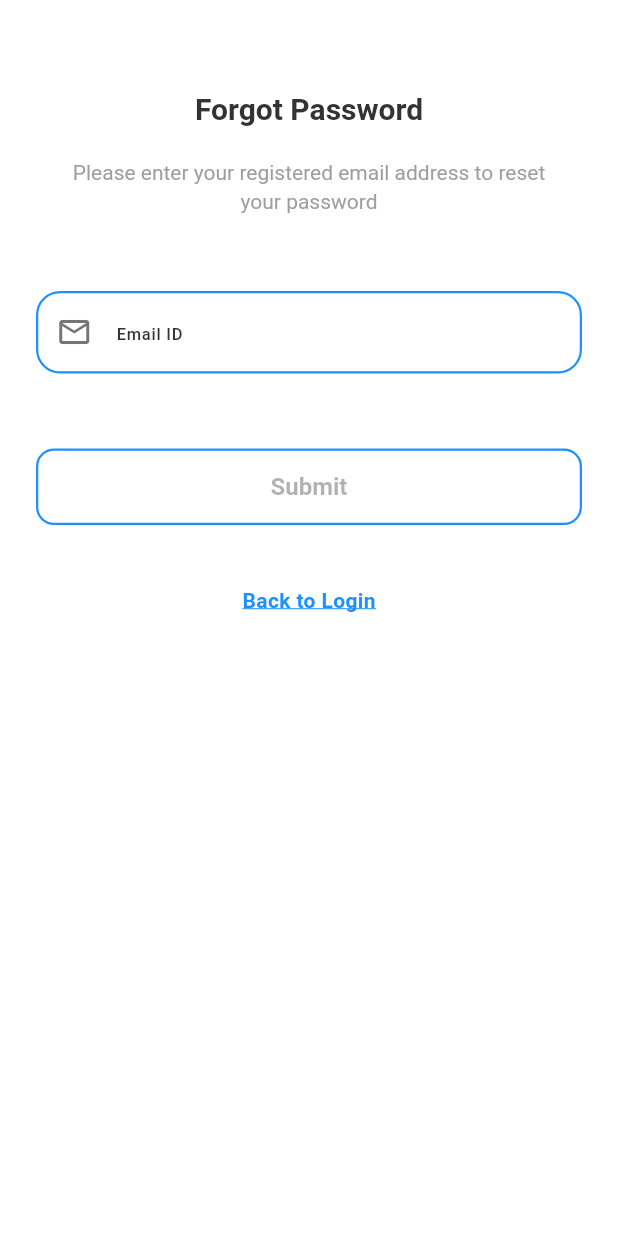
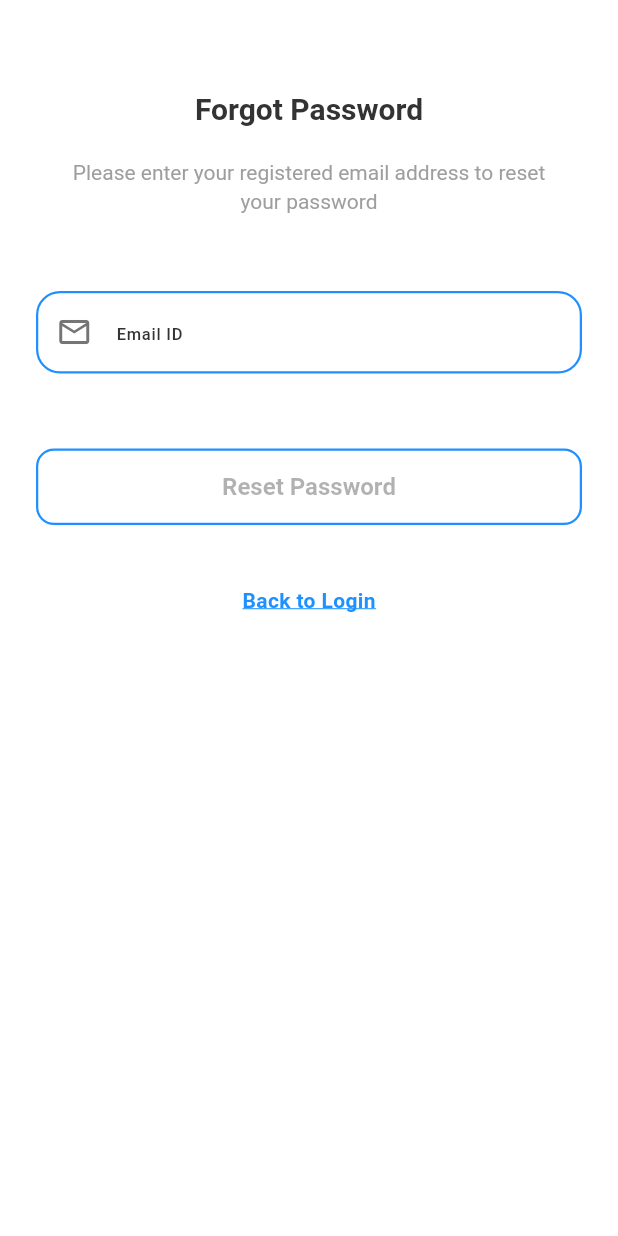
Before and after one commit to huiling11204/wandry, a Flutter app: the ForgotPasswordPage screen opened by its route, on a phone screen of 412 x 824 dp. Run offline on Flutter 3.47's test engine with Material 3 defaults, Android fonts, the phone set to English and light mode, and no system bars; our stand-ins replace cloud_firestore, firebase_auth, firebase_core; accounts and stored records are empty; Roboto replaces fonts that are missing (Poppins).

Commit message:
change abit

```diff
--- a/lib/screen/forget_password_page.dart
+++ b/lib/screen/forget_password_page.dart
@@ -374,7 +374,7 @@ class _ForgotPasswordPageState extends State<ForgotPasswordPage> {
                       ),
                     ),
                   )
-                      : Text('Submit'),
+                      : Text('Reset Password'),
                 ),
 
                 SizedBox(height: 40),
```
